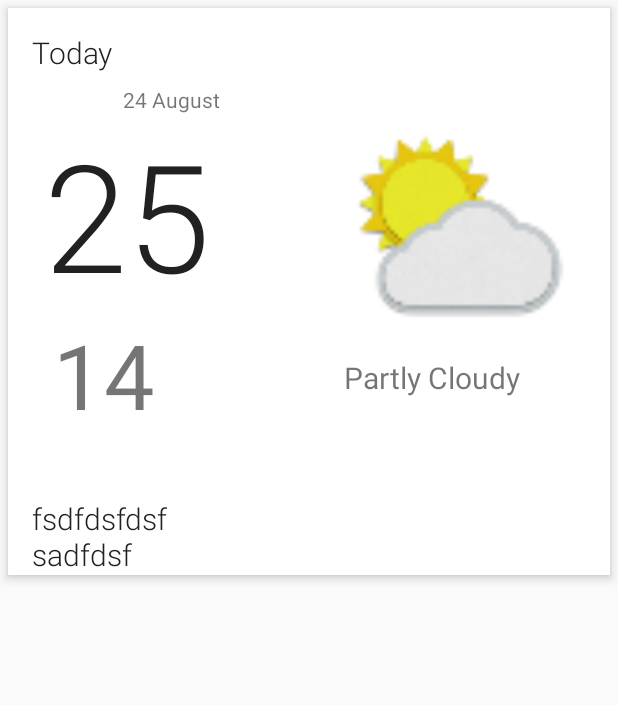
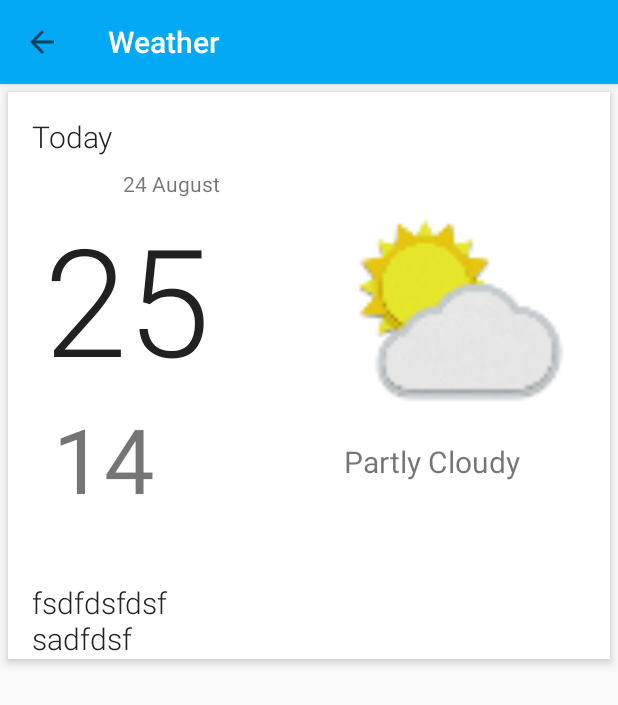
Before and after one commit to MossCoOne/weatherapp, an Android app: the WeatherDetailActivity screen opened directly, with no data from a screen before it, on a phone screen of 412 x 824 dp. Shown: the top 705 px of the screen. Run offline under Robolectric (Android 15) with nearby library versions, the phone set to English and light mode, and no system bars; 9 statements that could not run were skipped.

Commit message:
Add toolbar to weather detail activity

```diff
--- a/MyWeatherApp/app/src/main/java/za/co/mossco/myweatherapp/weatherdetail/WeatherDetailActivity.java
+++ b/MyWeatherApp/app/src/main/java/za/co/mossco/myweatherapp/weatherdetail/WeatherDetailActivity.java
@@ -5,6 +5,7 @@ import android.content.Intent;
 import android.os.PersistableBundle;
 import android.support.v7.app.AppCompatActivity;
 import android.os.Bundle;
+import android.support.v7.widget.Toolbar;
 import android.widget.ImageView;
 import android.widget.TextView;
 
@@ -19,6 +20,7 @@ public class WeatherDetailActivity extends AppCompatActivity {
     private static String currentWeather = "CurrentWeather";
     za.co.mossco.myweatherapp.model.bean.List currentWeatherList;
     za.co.mossco.myweatherapp.model.bean.List currentWeatherSeleted;
+    private Toolbar toolbar;
 
     public static Intent getInstance(Context context, za.co.mossco.myweatherapp.model.bean.List list) {
         Intent detailIntent = new Intent(context, WeatherDetailActivity.class);
@@ -38,6 +40,11 @@ public class WeatherDetailActivity extends AppCompatActivity {
     protected void onCreate(Bundle savedInstanceState) {
         super.onCreate(savedInstanceState);
         setContentView(R.layout.activity_weather_detail);
+        toolbar = (Toolbar) findViewById(R.id.main_toolbar);
+        setSupportActionBar(toolbar);
+        getSupportActionBar().setDisplayHomeAsUpEnabled(true);
+
+
         String jsonWeather = getIntent().getStringExtra(currentWeather);
         initializeUI(jsonWeather);
     }
--- a/MyWeatherApp/app/src/main/res/layout/activity_weather_detail.xml
+++ b/MyWeatherApp/app/src/main/res/layout/activity_weather_detail.xml
@@ -1,11 +1,18 @@
 <?xml version="1.0" encoding="utf-8"?>
-<ScrollView xmlns:android="http://schemas.android.com/apk/res/android"
+<LinearLayout xmlns:android="http://schemas.android.com/apk/res/android"
     xmlns:app="http://schemas.android.com/apk/res-auto"
     xmlns:tools="http://schemas.android.com/tools"
     android:id="@+id/activity_weather_detail"
     android:layout_width="match_parent"
     android:layout_height="match_parent"
+    android:orientation="vertical"
     tools:context="za.co.mossco.myweatherapp.weatherdetail.WeatherDetailActivity">
+
+    <include layout="@layout/toolbar" />
+
+    <ScrollView
+        android:layout_width="match_parent"
+        android:layout_height="match_parent">
 
 
         <android.support.constraint.ConstraintLayout
@@ -82,12 +89,12 @@
                 android:id="@+id/detail_description"
                 android:layout_width="wrap_content"
                 android:layout_height="wrap_content"
+                android:layout_marginRight="60dp"
                 android:layout_marginTop="12dp"
                 android:text="Partly Cloudy"
                 android:textSize="@dimen/forecast_text_size"
                 app:layout_constraintRight_toRightOf="parent"
-            app:layout_constraintTop_toBottomOf="@+id/detailDescriptionImage"
-            android:layout_marginRight="60dp" />
+                app:layout_constraintTop_toBottomOf="@+id/detailDescriptionImage" />
 
             <TextView
                 android:id="@+id/detail_humidity"
@@ -95,9 +102,9 @@
                 android:layout_height="wrap_content"
                 android:layout_marginStart="16dp"
                 android:layout_marginTop="20dp"
+                android:fontFamily="sans-serif-light"
                 android:textColor="@color/primary_text"
                 android:textSize="@dimen/forecast_text_size"
-            android:fontFamily="sans-serif-light"
                 app:layout_constraintStart_toStartOf="parent"
                 app:layout_constraintTop_toBottomOf="@+id/detail_temperature_low" />
 
@@ -107,27 +114,31 @@
                 android:layout_height="wrap_content"
                 android:layout_marginBottom="8dp"
                 android:layout_marginStart="16dp"
+                android:fontFamily="sans-serif-light"
+                android:text="fsdfdsfdsf"
                 android:textColor="@color/primary_text"
                 android:textSize="@dimen/forecast_text_size"
-            android:fontFamily="sans-serif-light"
                 app:layout_constraintBottom_toTopOf="@+id/detail_wind"
                 app:layout_constraintStart_toStartOf="parent"
                 app:layout_constraintTop_toBottomOf="@+id/detail_humidity"
-            android:text="fsdfdsfdsf"
                 app:layout_constraintVertical_bias="0.0" />
 
             <TextView
                 android:id="@+id/detail_wind"
                 android:layout_width="wrap_content"
                 android:layout_height="wrap_content"
+                android:layout_marginLeft="16dp"
                 android:layout_marginTop="24dp"
-            android:textColor="@color/primary_text"
                 android:fontFamily="sans-serif-light"
                 android:text="sadfdsf"
+                android:textColor="@color/primary_text"
                 android:textSize="@dimen/forecast_text_size"
                 app:layout_constraintLeft_toLeftOf="parent"
-            app:layout_constraintTop_toBottomOf="@+id/detail_humidity"
-            android:layout_marginLeft="16dp" />
+                app:layout_constraintTop_toBottomOf="@+id/detail_humidity" />
 
         </android.support.constraint.ConstraintLayout>
+
     </ScrollView>
+
+
+</LinearLayout>
```
Lines whose indentation alone changed are shown as unchanged.
